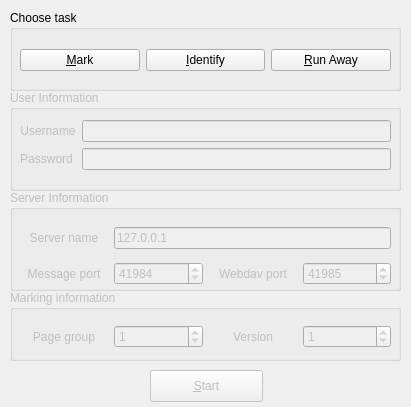
Old version of the form qtCreatorFiles/ui_chooser.ui in the repository plomgrading/plom.
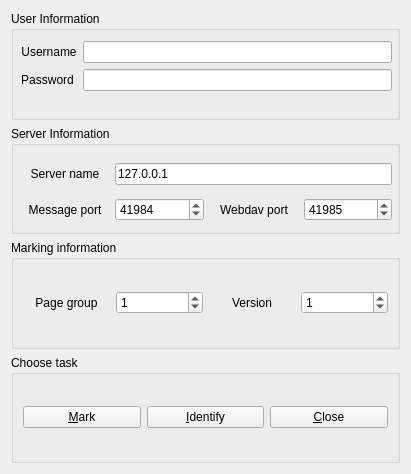
New version of the form.

Commit message: Renamed mlp_client.py as just client.py Changed mlp_client.spec accordingly. Added some simple code doc to client.py Client layout changed - user now enters name/pwd, server details, pagegroup marking details, and then clicks "Mark" or "ID" or "Close" The marker + identifier are modal, so the client window is disabled while they run. When they marker or identifier window is closed the user can client "mark" or "ID" without reopening.

```diff
--- a/qtCreatorFiles/ui_chooser.ui
+++ b/qtCreatorFiles/ui_chooser.ui
@@ -7,69 +7,17 @@
     <x>0</x>
     <y>0</y>
     <width>411</width>
-    <height>407</height>
+    <height>474</height>
    </rect>
   </property>
   <property name="windowTitle">
    <string>Choose your task</string>
   </property>
-  <widget class="QGroupBox" name="taskGBox">
-   <property name="geometry">
-    <rect>
-     <x>10</x>
-     <y>10</y>
-     <width>391</width>
-     <height>81</height>
-    </rect>
-   </property>
-   <property name="title">
-    <string>Choose task</string>
-   </property>
-   <widget class="QWidget" name="layoutWidget">
-    <property name="geometry">
-     <rect>
-      <x>10</x>
-      <y>30</y>
-      <width>371</width>
-      <height>41</height>
-     </rect>
-    </property>
-    <layout class="QHBoxLayout" name="horizontalLayout">
+  <layout class="QVBoxLayout" name="verticalLayout">
      <item>
-      <widget class="QPushButton" name="markButton">
-       <property name="text">
-        <string>&amp;Mark</string>
-       </property>
-      </widget>
-     </item>
-     <item>
-      <widget class="QPushButton" name="identifyButton">
-       <property name="text">
-        <string>&amp;Identify</string>
-       </property>
-      </widget>
-     </item>
-     <item>
-      <widget class="QPushButton" name="closeButton">
-       <property name="text">
-        <string>&amp;Run Away</string>
-       </property>
-      </widget>
-     </item>
-    </layout>
-   </widget>
-  </widget>
   <widget class="QGroupBox" name="userGBox">
    <property name="enabled">
-    <bool>false</bool>
-   </property>
-   <property name="geometry">
-    <rect>
-     <x>10</x>
-     <y>90</y>
-     <width>391</width>
-     <height>101</height>
-    </rect>
+      <bool>true</bool>
    </property>
    <property name="title">
     <string>User Information</string>
@@ -117,17 +65,11 @@
     </layout>
    </widget>
   </widget>
+   </item>
+   <item>
   <widget class="QGroupBox" name="serverGBox">
    <property name="enabled">
-    <bool>false</bool>
-   </property>
-   <property name="geometry">
-    <rect>
-     <x>10</x>
-     <y>190</y>
-     <width>391</width>
-     <height>101</height>
-    </rect>
+      <bool>true</bool>
    </property>
    <property name="title">
     <string>Server Information</string>
@@ -202,30 +144,17 @@
     </layout>
    </widget>
   </widget>
+   </item>
+   <item>
   <widget class="QGroupBox" name="markGBox">
    <property name="enabled">
-    <bool>false</bool>
-   </property>
-   <property name="geometry">
-    <rect>
-     <x>10</x>
-     <y>290</y>
-     <width>391</width>
-     <height>71</height>
-    </rect>
+      <bool>true</bool>
    </property>
    <property name="title">
     <string>Marking information</string>
    </property>
-   <widget class="QWidget" name="layoutWidget">
-    <property name="geometry">
-     <rect>
-      <x>10</x>
-      <y>30</y>
-      <width>371</width>
-      <height>34</height>
-     </rect>
-    </property>
+     <layout class="QHBoxLayout" name="horizontalLayout_2">
+      <item>
     <layout class="QGridLayout" name="gridLayout_2">
      <item row="0" column="3">
       <widget class="QSpinBox" name="vSB">
@@ -262,24 +191,41 @@
       </widget>
      </item>
     </layout>
-   </widget>
-  </widget>
-  <widget class="QPushButton" name="startButton">
-   <property name="enabled">
-    <bool>false</bool>
-   </property>
-   <property name="geometry">
-    <rect>
-     <x>150</x>
-     <y>370</y>
-     <width>113</width>
-     <height>32</height>
-    </rect>
-   </property>
+      </item>
+     </layout>
+    </widget>
+   </item>
+   <item>
+    <widget class="QGroupBox" name="taskGBox">
+     <property name="title">
+      <string>Choose task</string>
+     </property>
+     <layout class="QHBoxLayout" name="horizontalLayout">
+      <item>
+       <widget class="QPushButton" name="markButton">
+        <property name="text">
+         <string>&amp;Mark</string>
+        </property>
+       </widget>
+      </item>
+      <item>
+       <widget class="QPushButton" name="identifyButton">
    <property name="text">
-    <string>&amp;Start</string>
-   </property>
-  </widget>
+         <string>&amp;Identify</string>
+        </property>
+       </widget>
+      </item>
+      <item>
+       <widget class="QPushButton" name="closeButton">
+        <property name="text">
+         <string>&amp;Close</string>
+        </property>
+       </widget>
+      </item>
+     </layout>
+    </widget>
+   </item>
+  </layout>
  </widget>
  <tabstops>
   <tabstop>userLE</tabstop>
```
Left out of the diff: 1 changed line with no effect on the pictures. Lines whose indentation alone changed are shown as unchanged. The commit also changes 11 other files.
